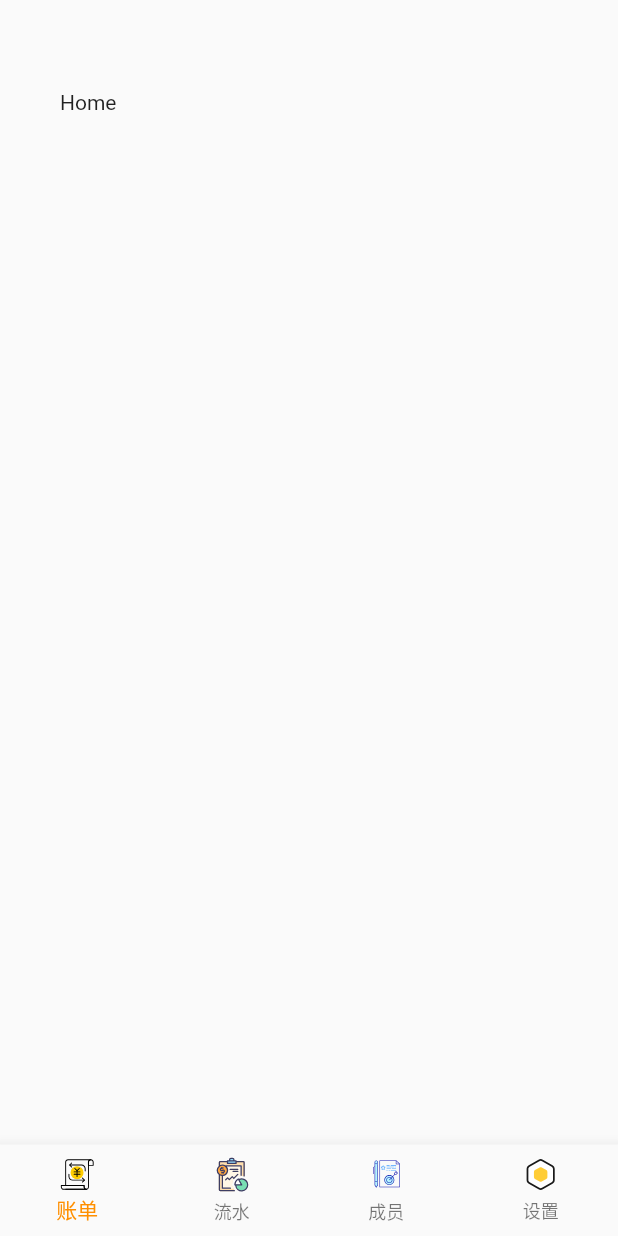
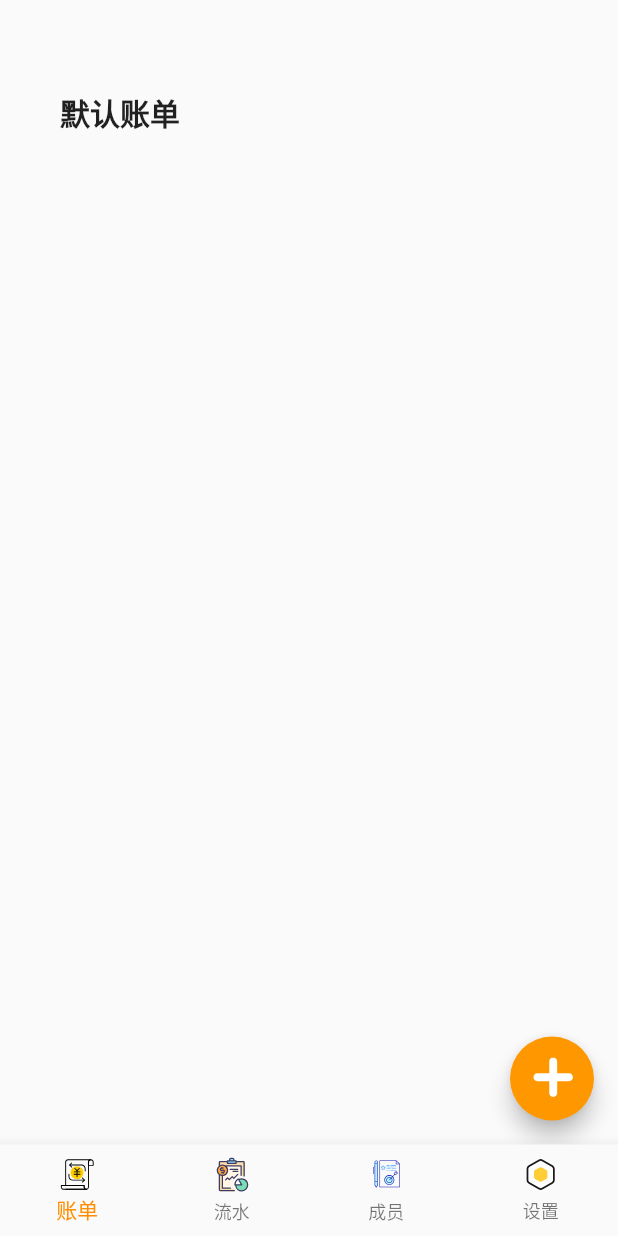
Before and after one commit to JiuRanYa/CoinKeeper, a Flutter app: the screen it shows after launch, on a phone screen of 412 x 824 dp. Run offline on Flutter 3.47's test engine with Material 2 defaults, Android fonts, the phone set to English and light mode, and no system bars; our stand-ins replace flutter_svg.

Commit message:
feat: move floating action button to home page

```diff
--- a/lib/ui/views/homePage.dart
+++ b/lib/ui/views/homePage.dart
@@ -1,4 +1,5 @@
 import 'package:flutter/material.dart';
+import 'package:flutter_svg/flutter_svg.dart';
 
 class HomePage extends StatefulWidget {
   const HomePage({super.key});
@@ -10,6 +11,38 @@ class HomePage extends StatefulWidget {
 class _HomePageState extends State<HomePage> {
   @override
   Widget build(BuildContext context) {
-    return const Scaffold(body: Text('Home'));
+    return Scaffold(
+      floatingActionButton: FloatingActionButton(
+        onPressed: () => {},
+        tooltip: 'Increment Counter',
+        backgroundColor: Colors.orange,
+        child: SvgPicture.asset(
+          'static/images/plus.svg',
+          height: 28,
+          width: 28,
+        ),
+      ),
+      body: SizedBox(
+        child: Row(
+          children: [
+            Column(
+              mainAxisAlignment: MainAxisAlignment.start,
+              children: [
+                Container(
+                  padding: const EdgeInsets.only(bottom: 8),
+                  child: const Text(
+                    '默认账单',
+                    style: TextStyle(
+                      fontWeight: FontWeight.bold,
+                      fontSize: 20,
+                    ),
+                  ),
+                ),
+              ],
+            ),
+          ],
+        ),
+      ),
+    );
   }
 }
```
